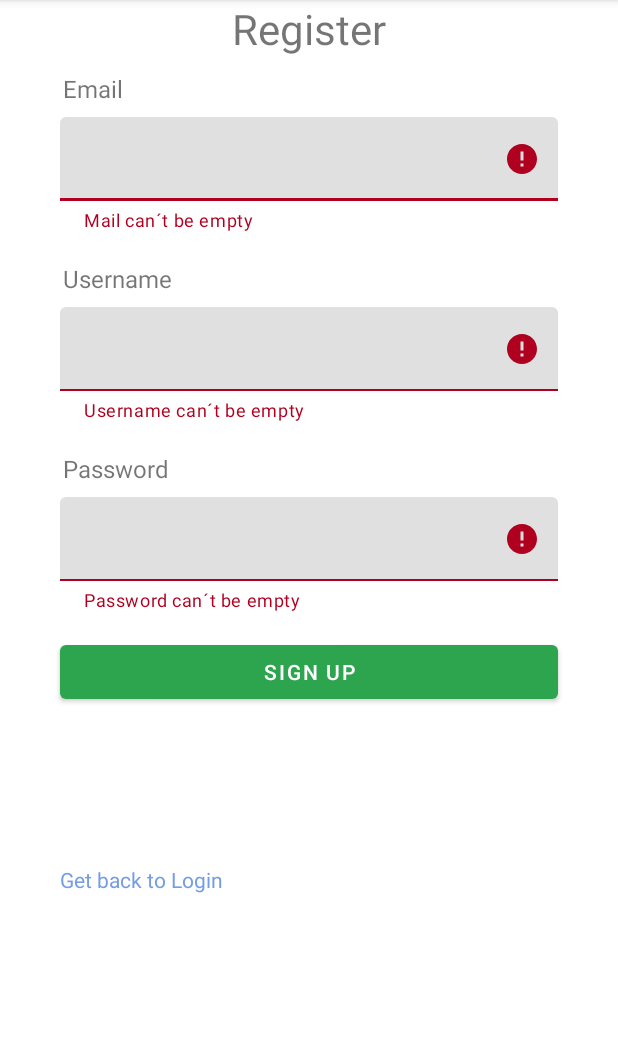
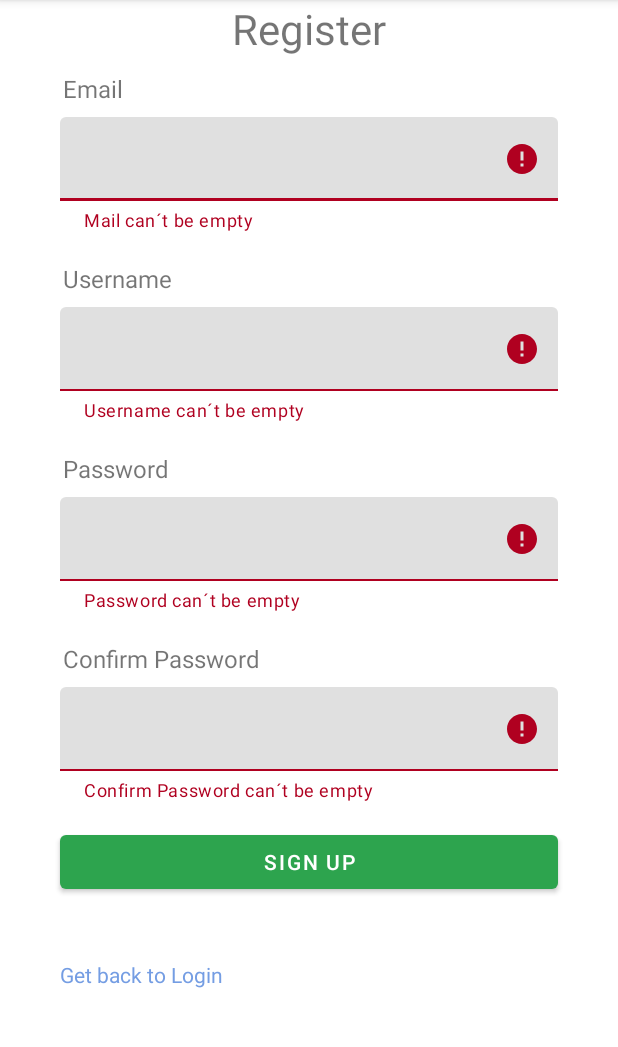
Before and after one commit to MaxTeetz/moco_project_fibuflat, an Android app: the fragment RegisterFragment shown on its own in the app's theme, after a tap on "SIGN UP", on a phone screen of 412 x 824 dp, the part 84-1131 px from its top. Run offline under Robolectric (Android 15) with nearby library versions, the phone set to English and light mode, and no system bars.

Commit message:
New packages and moved activity main

```diff
--- a/app/src/main/AndroidManifest.xml
+++ b/app/src/main/AndroidManifest.xml
@@ -10,7 +10,7 @@
         android:supportsRtl="true"
         android:theme="@style/Theme.MoCo_Project_FiBuFlat">
         <activity
-            android:name=".MainActivity"
+            android:name=".ActivityLogin.MainActivity"
             android:exported="true">
             <intent-filter>
                 <action android:name="android.intent.action.MAIN" />
--- a/app/src/main/java/com/example/moco_project_fibuflat/Fragments/LoginFragment.kt
+++ b/app/src/main/java/com/example/moco_project_fibuflat/FragmentsLogin/LoginFragment.kt
@@ -1,4 +1,4 @@
-package com.example.moco_project_fibuflat.Fragments
+package com.example.moco_project_fibuflat.FragmentsLogin
 
 import android.os.Bundle
 import android.view.LayoutInflater
@@ -9,7 +9,7 @@ import androidx.fragment.app.viewModels
 import androidx.lifecycle.ViewModelProviders
 import androidx.navigation.fragment.findNavController
 import com.example.moco_project_fibuflat.R
-import com.example.moco_project_fibuflat.Views.LoginViewModel
+import com.example.moco_project_fibuflat.ViewsLogin.LoginViewModel
 import com.example.moco_project_fibuflat.databinding.FragmentLoginBinding
 
 /**
@@ -48,8 +48,6 @@ class LoginFragment : Fragment() {
         }
 
         binding.loginButton.setOnClickListener { onLogin() }
-
-
     }
 
     private fun onLogin() {
--- a/app/src/main/java/com/example/moco_project_fibuflat/Fragments/RegisterFragment.kt
+++ b/app/src/main/java/com/example/moco_project_fibuflat/FragmentsLogin/RegisterFragment.kt
@@ -1,4 +1,4 @@
-package com.example.moco_project_fibuflat.Fragments
+package com.example.moco_project_fibuflat.FragmentsLogin
 
 import android.os.Bundle
 import android.view.LayoutInflater
@@ -9,8 +9,9 @@ import androidx.fragment.app.Fragment
 import androidx.fragment.app.viewModels
 import androidx.lifecycle.ViewModelProviders
 import androidx.navigation.fragment.findNavController
+import com.example.moco_project_fibuflat.ActivityLogin.MainActivity
 import com.example.moco_project_fibuflat.R
-import com.example.moco_project_fibuflat.Views.LoginViewModel
+import com.example.moco_project_fibuflat.ViewsLogin.LoginViewModel
 import com.example.moco_project_fibuflat.databinding.FragmentRegisterBinding
 
 /**
@@ -26,6 +27,7 @@ class RegisterFragment : Fragment() {
     private lateinit var password: String
     private lateinit var email: String
     private lateinit var username: String
+    private lateinit var confirmPassword: String
 
     override fun onCreateView(
         inflater: LayoutInflater, container: ViewGroup?,
@@ -33,6 +35,7 @@ class RegisterFragment : Fragment() {
     ): View? {
         // Inflate the layout for this fragment
         _binding = FragmentRegisterBinding.inflate(inflater, container, false)
+
         return binding.root
     }
 
@@ -49,16 +52,15 @@ class RegisterFragment : Fragment() {
 
     private fun onRegister() {
         var anyFieldEmpty = false
-        password = binding.password.text.toString()
+
+        confirmPassword = binding.confirmPassword.text.toString()
         email = binding.email.text.toString()
         username = binding.username.text.toString()
+        password = binding.password.text.toString()
 
         //check if anything´s empty
-        if (viewModel.isPasswordEmpty(password)) {
-            setErrorTextFieldPassword(true)
+        if (!checkPassword()) {
             anyFieldEmpty = true
-        } else {
-            setErrorTextFieldPassword(false)
         }
         if (viewModel.isMailEmpty(email)) {
             setErrorTextFieldEmail(true)
@@ -73,9 +75,40 @@ class RegisterFragment : Fragment() {
             setErrorTextFieldUsername(false)
         }
 
-        if (!anyFieldEmpty && viewModel.isEmailValidRegister(email)) {
+
+        if (!anyFieldEmpty) {
+            (activity as MainActivity?)!!.registerUserInFirebase(email, password)
             registerSuccessful()
         }
+    }
+
+    //returns false if anything´s wrong
+    private fun checkPassword(): Boolean {
+        var check = true
+
+        if (password.isBlank()) {
+            setErrorTextFieldPassword(true)
+            check = false
+        } else {
+            setErrorTextFieldPassword(false)
+        }
+
+        if (confirmPassword.isBlank()) {
+            setErrorTextFieldConfirmPassword(true, getString(R.string.empty_confirm_password))
+            check = false
+        } else {
+            setErrorTextFieldConfirmPassword(false, "")
+        }
+
+        if (confirmPassword != password && check) {
+            setErrorTextFieldConfirmPassword(
+                true,
+                getString(R.string.password_doesnt_match_confirm_password)
+            )
+            check = false
+        }
+
+        return check
     }
 
     private fun registerSuccessful() {
@@ -88,7 +121,8 @@ class RegisterFragment : Fragment() {
         model.setData(email, password, username)
 
         findNavController().navigate(action)
-        toast.show()
+        //
+    // toast.show()
     }
 
     private fun setErrorTextFieldEmail(error: Boolean) {
@@ -118,4 +152,14 @@ class RegisterFragment : Fragment() {
             binding.usernameLabel.isErrorEnabled = false
         }
     }
+
+    private fun setErrorTextFieldConfirmPassword(error: Boolean, errorMessage: String) {
+        if (error) {
+            binding.confirmPasswordLabel.isErrorEnabled = true
+            binding.confirmPasswordLabel.error = errorMessage
+        } else {
+            binding.confirmPasswordLabel.isErrorEnabled = false
+        }
+    }
+
 }
--- a/app/src/main/java/com/example/moco_project_fibuflat/Views/LoginViewModel.kt
+++ b/app/src/main/java/com/example/moco_project_fibuflat/ViewsLogin/LoginViewModel.kt
@@ -1,6 +1,5 @@
-package com.example.moco_project_fibuflat.Views
+package com.example.moco_project_fibuflat.ViewsLogin
 
-import android.util.Log
 import androidx.lifecycle.LiveData
 import androidx.lifecycle.MutableLiveData
 import androidx.lifecycle.ViewModel
@@ -43,8 +42,6 @@ class LoginViewModel : ViewModel() {
         _email.value = email
         _password.value = password
         _username.value = username
-
-        Log.d("LoginRegisterDataSet", this.email.value!!.toString())
     }
 
 }
--- a/app/src/main/res/layout/activity_main.xml
+++ b/app/src/main/res/layout/activity_main.xml
@@ -4,7 +4,7 @@
     xmlns:tools="http://schemas.android.com/tools"
     android:layout_width="match_parent"
     android:layout_height="match_parent"
-    tools:context=".MainActivity">
+    tools:context=".ActivityLogin.MainActivity">
 
     <androidx.fragment.app.FragmentContainerView
         android:id="@+id/nav_host_fragment"
--- a/app/src/main/res/layout/fragment_login.xml
+++ b/app/src/main/res/layout/fragment_login.xml
@@ -4,7 +4,7 @@
     xmlns:tools="http://schemas.android.com/tools"
     android:layout_width="match_parent"
     android:layout_height="match_parent"
-    tools:context="Fragments.LoginFragment">
+    tools:context="FragmentsLogin.LoginFragment">
 
     <ImageView
         android:id="@+id/imageView"
--- a/app/src/main/res/layout/fragment_register.xml
+++ b/app/src/main/res/layout/fragment_register.xml
@@ -4,7 +4,7 @@
     xmlns:app="http://schemas.android.com/apk/res-auto"
     android:layout_width="match_parent"
     android:layout_height="match_parent"
-    tools:context="Fragments.LoginFragment">
+    tools:context="FragmentsLogin.LoginFragment">
 
     <TextView
         android:id="@+id/register"
@@ -69,6 +69,24 @@
             android:singleLine="true" />
     </com.google.android.material.textfield.TextInputLayout>
 
+
+    <com.google.android.material.textfield.TextInputLayout
+        android:id="@+id/confirm_password_label"
+        android:layout_width="0dp"
+        android:layout_height="wrap_content"
+        android:layout_marginTop="8dp"
+        app:layout_constraintEnd_toEndOf="@id/email_label"
+        app:layout_constraintStart_toStartOf="@id/email_label"
+        app:layout_constraintTop_toBottomOf="@id/text_confirm_password">
+
+        <com.google.android.material.textfield.TextInputEditText
+            android:id="@+id/confirm_password"
+            android:layout_width="match_parent"
+            android:layout_height="match_parent"
+            android:inputType="textPassword"
+            android:singleLine="true"/>
+    </com.google.android.material.textfield.TextInputLayout>
+
     <TextView
         android:id="@+id/text_email"
         android:layout_width="wrap_content"
@@ -102,6 +120,17 @@
         app:layout_constraintStart_toStartOf="@id/email_label"
         app:layout_constraintTop_toBottomOf="@id/username_label" />
 
+    <TextView
+        android:id="@+id/text_confirm_password"
+        android:layout_width="wrap_content"
+        android:layout_height="wrap_content"
+        android:layout_marginStart="2dp"
+        android:layout_marginTop="20dp"
+        android:text="@string/confirm_password"
+        android:textSize="16sp"
+        app:layout_constraintStart_toStartOf="@id/password_label"
+        app:layout_constraintTop_toBottomOf="@id/password_label"/>
+
     <Button
         android:id="@+id/registerButton"
         android:layout_width="0dp"
@@ -111,7 +140,7 @@
         app:backgroundTint="@color/green"
         app:layout_constraintEnd_toEndOf="@id/password_label"
         app:layout_constraintStart_toStartOf="@id/password_label"
-        app:layout_constraintTop_toBottomOf="@+id/password_label" />
+        app:layout_constraintTop_toBottomOf="@+id/confirm_password_label" />
 
     <TextView
         android:id="@+id/existing_account"
--- a/app/src/main/res/navigation/nav_graph.xml
+++ b/app/src/main/res/navigation/nav_graph.xml
@@ -7,7 +7,7 @@
 
     <fragment
         android:id="@+id/loginFragment"
-        android:name="com.example.moco_project_fibuflat.Fragments.LoginFragment"
+        android:name="com.example.moco_project_fibuflat.FragmentsLogin.LoginFragment"
         android:label="fragment_login"
         tools:layout="@layout/fragment_login" >
         <action
@@ -16,7 +16,7 @@
     </fragment>
     <fragment
         android:id="@+id/registerFragment"
-        android:name="com.example.moco_project_fibuflat.Fragments.RegisterFragment"
+        android:name="com.example.moco_project_fibuflat.FragmentsLogin.RegisterFragment"
         android:label="fragment_register"
         tools:layout="@layout/fragment_register" >
         <action
--- a/app/src/main/res/values/strings.xml
+++ b/app/src/main/res/values/strings.xml
@@ -11,10 +11,14 @@
     <string name="register">Register</string>
     <string name="account_existing">Get back to Login</string>
     <string name="logo">logo</string>
+    <string name="confirm_password">Confirm Password</string>
 
     <!--viewModelStrings-->
     <string name="emptyMail">Mail can´t be empty</string>
     <string name="emptyPassword">Password can´t be empty</string>
     <string name="empty_username">Username can´t be empty</string>
+    <string name="empty_confirm_password">Confirm Password can´t be empty</string>
+    <string name="password_doesnt_match_confirm_password">Password and confirm Password must be the same</string>
     <string name="register_successful">Register Successful</string>
+    <string name="register_failed">Register Failed</string>
 </resources>
--- a/build.gradle
+++ b/build.gradle
@@ -13,13 +13,14 @@ buildscript {
         room_version = '2.3.0'
     }
     repositories {
-        google()
+        google() //Google´s Maven Repository
         mavenCentral()
     }
     dependencies {
         classpath "com.android.tools.build:gradle:7.0.4"
         classpath "org.jetbrains.kotlin:kotlin-gradle-plugin:$kotlin_version"
         classpath "androidx.navigation:navigation-safe-args-gradle-plugin:$nav_version"
+        classpath 'com.google.gms:google-services:4.3.10' // Google Service Plugin
 
         // NOTE: Do not place your application dependencies here; they belong
         // in the individual module build.gradle files
```
Also changed, not shown: app/build.gradle (+9 -1 lines), app/src/main/java/com/example/moco_project_fibuflat/ActivityLogin/MainActivity.kt (added, +55 -0 lines), app/src/main/java/com/example/moco_project_fibuflat/MainActivity.kt (deleted, +0 -27 lines), 1 other file.
